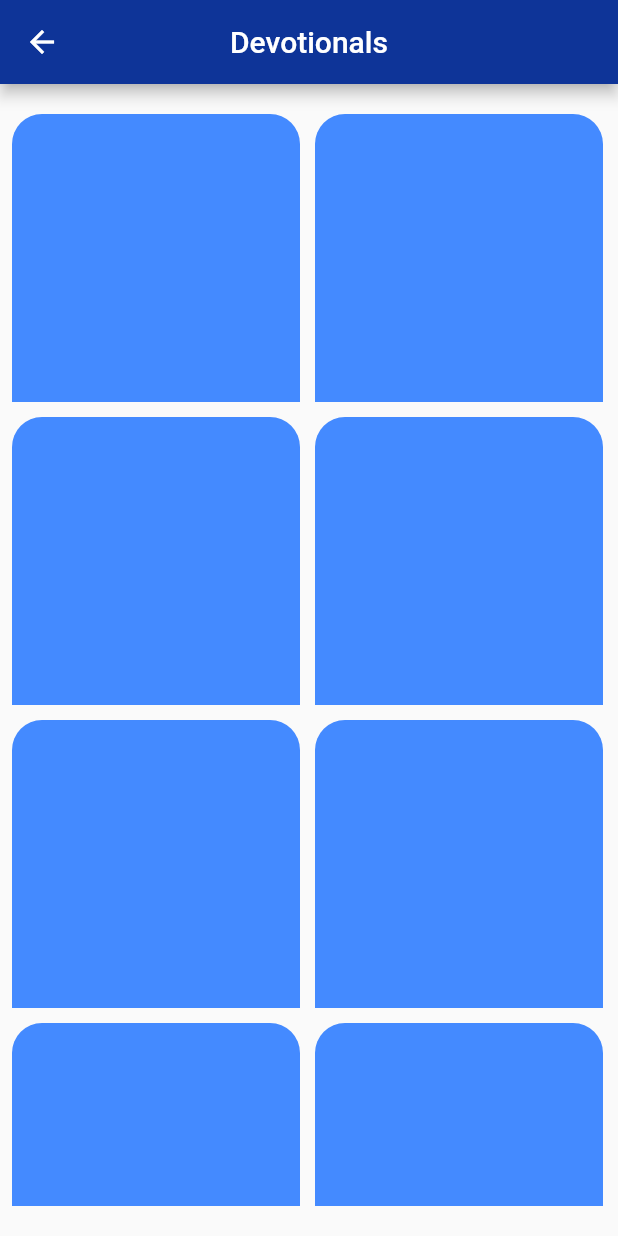
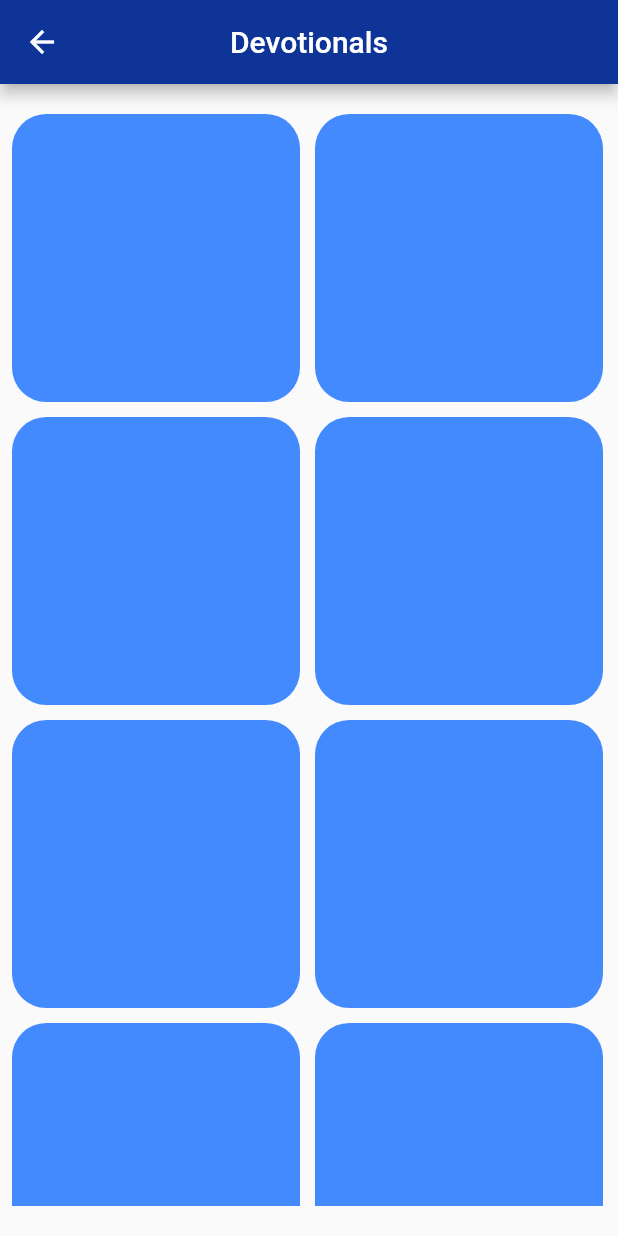
Before and after one commit to henryadebayo/Stea_app, a Flutter app: the Devotionals screen opened directly, on a phone screen of 412 x 824 dp. Run offline on Flutter 3.47's test engine with Material 2 defaults, Android fonts, the phone set to English and light mode, and no system bars; our stand-ins replace firebase_auth, firebase_core, firebase_storage, flutter_screenutil, flutter_spinkit, font_awesome_flutter and 2 more; accounts and stored records are empty; network calls fail.

Commit message:
Building Devotionals screen and Widgets

```diff
--- a/lib/pages/devotionals.dart
+++ b/lib/pages/devotionals.dart
@@ -38,10 +38,8 @@ class _DevotionalsState extends State<Devotionals> {
          height: 40.0.h,
            width: 40.0.w,
            decoration: BoxDecoration(
-               borderRadius: BorderRadius.only(
-                 topRight:Radius.circular(20.0),
-                 topLeft:Radius.circular(20.0),
-               ),
+               borderRadius: BorderRadius.circular(
+                 20.0.r,),
                color: Colors.blueAccent
            ),
          ),
@@ -49,10 +47,8 @@ class _DevotionalsState extends State<Devotionals> {
           height: 40.0.h,
           width: 40.0.w,
           decoration: BoxDecoration(
-              borderRadius: BorderRadius.only(
-                topRight:Radius.circular(20.0),
-                topLeft:Radius.circular(20.0),
-              ),
+              borderRadius: BorderRadius.circular(
+             20.0.r,),
               color: Colors.blueAccent
           ),
         ),
--- a/lib/widgets/devotionalsItem.dart
+++ b/lib/widgets/devotionalsItem.dart
@@ -10,11 +10,14 @@ class DevotionalItem extends StatelessWidget {
         height: 40.0.h,
             width: 40.0.w,
       decoration: BoxDecoration(
-        borderRadius: BorderRadius.only(
-          topRight:Radius.circular(20.0),
-          topLeft:Radius.circular(20.0),
-        ),
+          borderRadius: BorderRadius.circular(
+            20.0.r,),
         color: Colors.blueAccent
+      ),
+      child: Column(
+        children: [
+          Container(),
+        ],
       ),
     );
   }
--- a/pubspec.yaml
+++ b/pubspec.yaml
@@ -36,6 +36,9 @@ dependencies:
 #  cloud_firestore: ^0.12.9+4
   animated_bottom_navigation_bar: ^0.3.2
   provider: ^6.0.2
+  file_picker: ^4.3.3
+  path: ^1.8.0
+  path_provider: ^2.0.9
 
 dev_dependencies:
   flutter_test:
```
Also changed, not shown: pubspec.lock.
